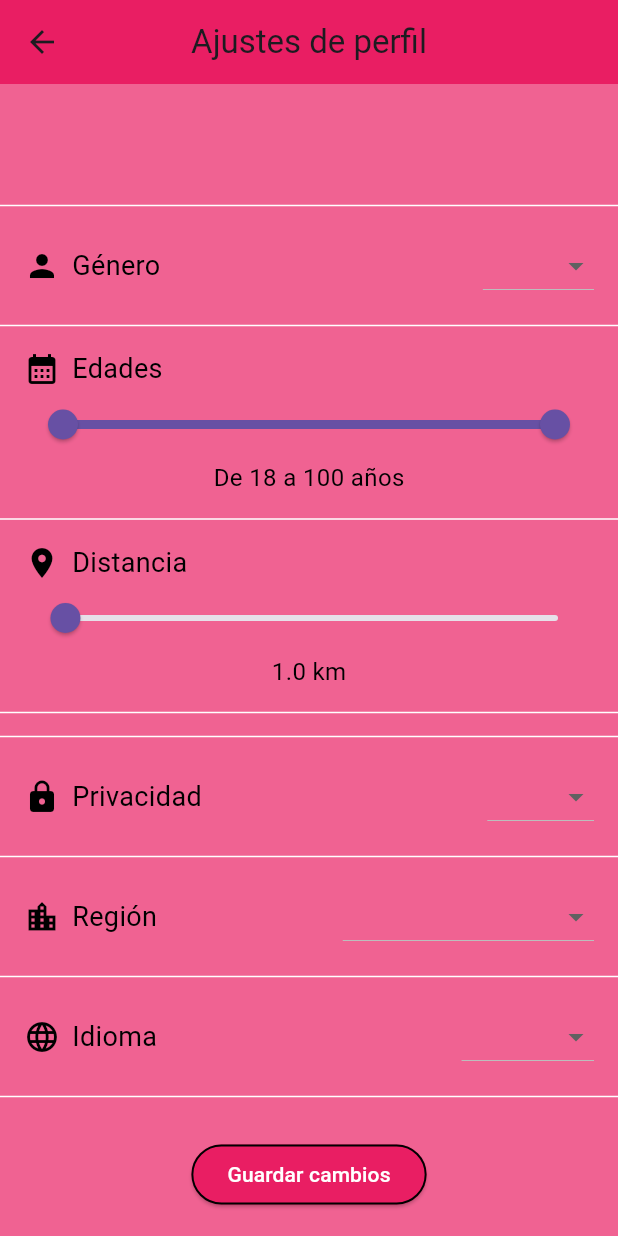
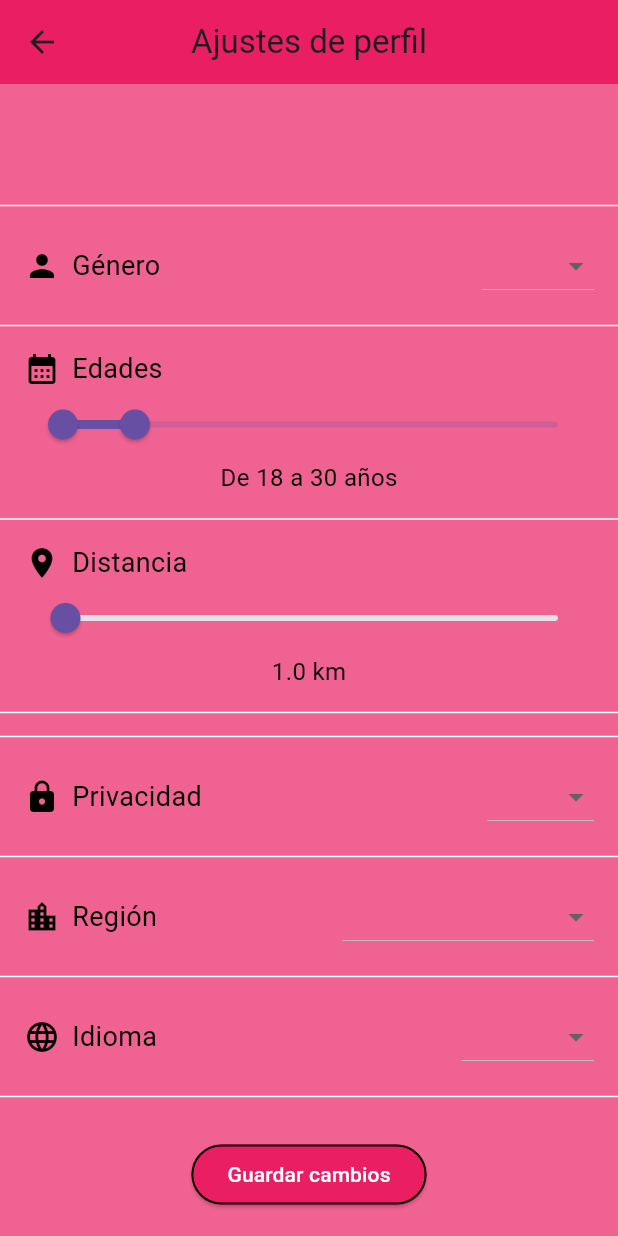
Before and after one commit to manu222/DualMatch, a Flutter app: the SettingsScreen screen opened directly, on a phone screen of 412 x 824 dp. Run offline on Flutter 3.47's test engine with Material 3 defaults, Android fonts, the phone set to English and light mode, and no system bars; our stand-ins replace intl_phone_number_input, multi_select_flutter; accounts and stored records are empty.

Commit message:
ahora si se guarda todo, parece ser

```diff
--- a/lib/SettingsScreen.dart
+++ b/lib/SettingsScreen.dart
@@ -25,12 +25,18 @@ class _SettingsScreenState extends State<SettingsScreen> {
   List<int> edades = [for (int i = 18; i <= 100; i += 1) i];
 
   double _currentSliderValue = 1;
-  RangeValues _currentRangeValues = const RangeValues(18, 100);
+
 
   @override
   Widget build(BuildContext context) {
     List<Usuario>? usuarios = Provider.of<UserManager>(context).usuarios;
     Usuario? currentUser = Provider.of<UserManager>(context).currentUser;
+
+
+    currentUser?.privacidad = 'Público';
+
+
+    RangeValues _currentRangeValues =  RangeValues(currentUser?.edadInicial?.toDouble() ?? 18, currentUser?.edadFinal?.toDouble() ?? 30);
 
     if (currentUser == null) {
       print('No hay usuario estamos en SettingsScreen.dart');
@@ -130,6 +136,11 @@ class _SettingsScreenState extends State<SettingsScreen> {
                   setState(() {
                     _currentRangeValues = values;
                   });
+                  if (currentUser != null) {
+                    currentUser.edadInicial = values.start.round();
+                    currentUser.edadFinal = values.end.round();
+                    print('Edad inicial: ' + currentUser.edadInicial.toString());
+                  }
                 }
               },
             ),
```
